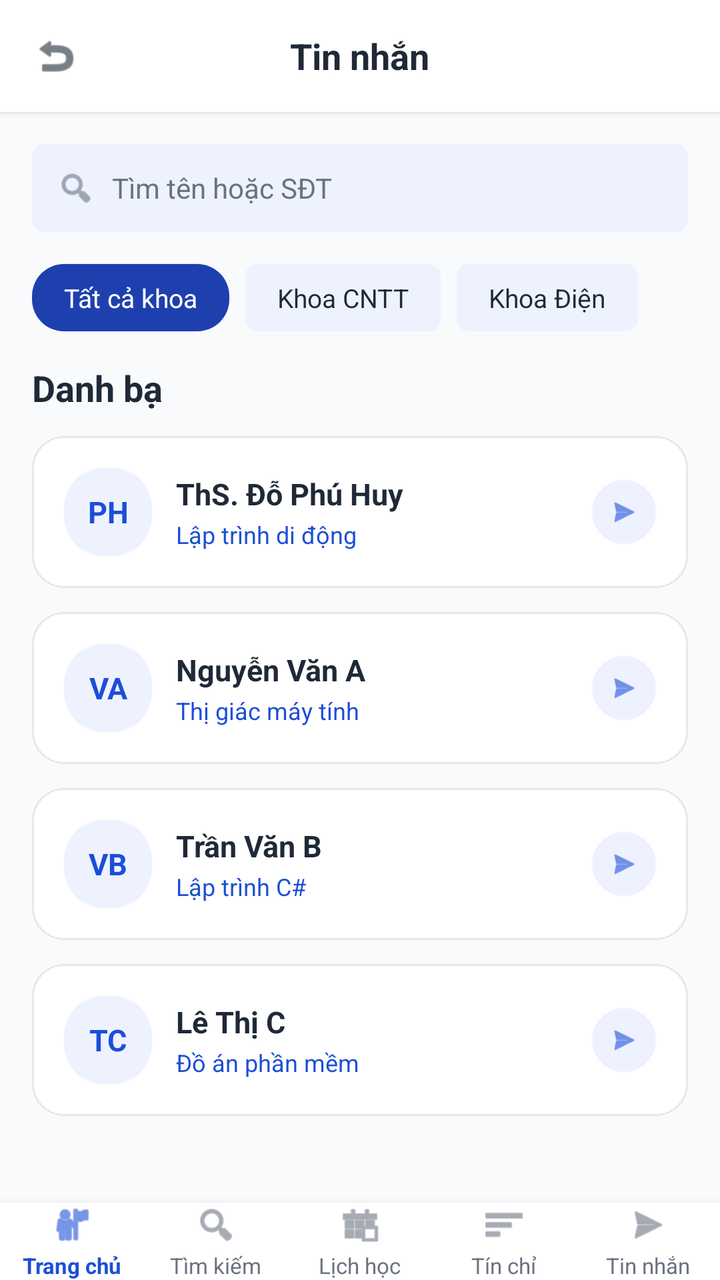
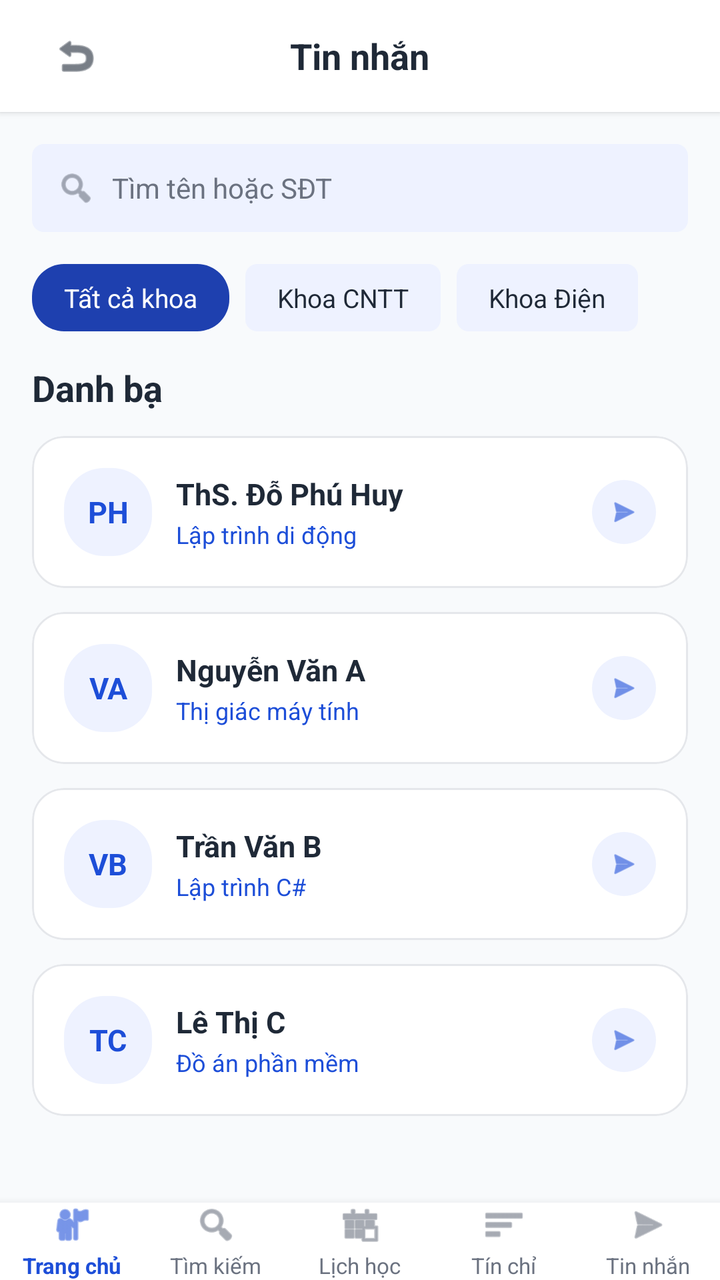

Before-and-after screenshots of an Android layout around one commit, followed by the original layout XML and the change that was made.
<!-- AndroidManifest.xml: application theme Theme.XayDung -->
<!-- res/layout/activity_teacher_list.xml -->
<?xml version="1.0" encoding="utf-8"?>
<RelativeLayout xmlns:android="http://schemas.android.com/apk/res/android"
    xmlns:app="http://schemas.android.com/apk/res-auto"
    android:layout_width="match_parent"
    android:layout_height="match_parent"
    android:background="@color/figma_bg">

    <LinearLayout
        android:layout_width="match_parent"
        android:layout_height="match_parent"
        android:layout_above="@id/bottomNavigation"
        android:orientation="vertical">

        
        <RelativeLayout
            android:layout_width="match_parent"
            android:layout_height="56dp"
            android:paddingHorizontal="16dp"
            android:background="@color/white"
            android:elevation="2dp">

            <ImageView
                android:id="@+id/btnBack"
                android:layout_width="24dp"
                android:layout_height="24dp"
                android:layout_centerVertical="true"
                android:src="@android:drawable/ic_menu_revert"
                android:contentDescription="Back"
                app:tint="@color/figma_text_primary" />

            <TextView
                android:layout_width="wrap_content"
                android:layout_height="wrap_content"
                android:layout_centerInParent="true"
                android:text="Tin nhắn"
                android:textColor="@color/figma_text_primary"
                android:textSize="18sp"
                android:textStyle="bold" />
        </RelativeLayout>

        
        <LinearLayout
            android:layout_width="match_parent"
            android:layout_height="44dp"
            android:layout_margin="16dp"
            android:background="@drawable/bg_tag_chip"
            android:orientation="horizontal"
            android:gravity="center_vertical"
            android:paddingHorizontal="12dp">

            <ImageView
                android:layout_width="20dp"
                android:layout_height="20dp"
                android:src="@android:drawable/ic_menu_search"
                android:contentDescription="Search"
                app:tint="@color/figma_text_secondary" />

            <EditText
                android:layout_width="match_parent"
                android:layout_height="wrap_content"
                android:layout_marginStart="8dp"
                android:background="@null"
                android:hint="Tìm tên hoặc SĐT"
                android:textColorHint="@color/figma_text_secondary"
                android:textSize="14sp" />
        </LinearLayout>

        
        <LinearLayout
            android:layout_width="match_parent"
            android:layout_height="wrap_content"
            android:orientation="horizontal"
            android:paddingHorizontal="16dp"
            android:layout_marginBottom="16dp">

            <TextView
                android:layout_width="wrap_content"
                android:layout_height="wrap_content"
                android:background="@drawable/bg_blue_card"
                android:paddingHorizontal="16dp"
                android:paddingVertical="8dp"
                android:text="Tất cả khoa"
                android:textColor="@color/white"
                android:textSize="13sp" />

            <TextView
                android:layout_width="wrap_content"
                android:layout_height="wrap_content"
                android:layout_marginStart="8dp"
                android:background="@drawable/bg_tag_chip"
                android:paddingHorizontal="16dp"
                android:paddingVertical="8dp"
                android:text="Khoa CNTT"
                android:textColor="@color/figma_text_primary"
                android:textSize="13sp" />

            <TextView
                android:layout_width="wrap_content"
                android:layout_height="wrap_content"
                android:layout_marginStart="8dp"
                android:background="@drawable/bg_tag_chip"
                android:paddingHorizontal="16dp"
                android:paddingVertical="8dp"
                android:text="Khoa Điện"
                android:textColor="@color/figma_text_primary"
                android:textSize="13sp" />
        </LinearLayout>

        <TextView
            android:layout_width="wrap_content"
            android:layout_height="wrap_content"
            android:paddingHorizontal="16dp"
            android:layout_marginBottom="12dp"
            android:text="Danh bạ"
            android:textColor="@color/figma_text_primary"
            android:textSize="18sp"
            android:textStyle="bold" />

        
        <ScrollView
            android:layout_width="match_parent"
            android:layout_height="match_parent"
            android:paddingHorizontal="16dp">

            <LinearLayout
                android:layout_width="match_parent"
                android:layout_height="wrap_content"
                android:orientation="vertical">

                
                <com.google.android.material.card.MaterialCardView
                    android:id="@+id/cardTeacher1"
                    android:layout_width="match_parent"
                    android:layout_height="wrap_content"
                    android:layout_marginBottom="12dp"
                    app:cardCornerRadius="16dp"
                    app:cardElevation="0dp"
                    app:cardBackgroundColor="@color/white"
                    app:strokeColor="@color/figma_card_border"
                    app:strokeWidth="1dp"
                    android:clickable="true"
                    android:focusable="true">

                    <RelativeLayout
                        android:layout_width="match_parent"
                        android:layout_height="wrap_content"
                        android:padding="16dp">

                        <TextView
                            android:id="@+id/avatarPH"
                            android:layout_width="44dp"
                            android:layout_height="44dp"
                            android:background="@drawable/bg_logo_badge"
                            android:gravity="center"
                            android:text="PH"
                            android:textColor="@color/figma_blue"
                            android:textSize="15sp"
                            android:textStyle="bold" />

                        <LinearLayout
                            android:layout_width="wrap_content"
                            android:layout_height="wrap_content"
                            android:layout_toEndOf="@id/avatarPH"
                            android:layout_marginStart="12dp"
                            android:layout_centerVertical="true"
                            android:orientation="vertical">

                            <TextView
                                android:layout_width="wrap_content"
                                android:layout_height="wrap_content"
                                android:text="ThS. Đỗ Phú Huy"
                                android:textColor="@color/figma_text_primary"
                                android:textSize="15sp"
                                android:textStyle="bold" />

                            <TextView
                                android:layout_width="wrap_content"
                                android:layout_height="wrap_content"
                                android:layout_marginTop="2dp"
                                android:text="Lập trình di động"
                                android:textColor="@color/figma_blue"
                                android:textSize="12sp" />
                        </LinearLayout>

                        <ImageView
                            android:layout_width="32dp"
                            android:layout_height="32dp"
                            android:layout_alignParentEnd="true"
                            android:layout_centerVertical="true"
                            android:background="@drawable/bg_logo_badge"
                            android:padding="8dp"
                            android:src="@android:drawable/ic_menu_send"
                            android:contentDescription="Chat"
                            app:tint="@color/figma_blue" />
                    </RelativeLayout>
                </com.google.android.material.card.MaterialCardView>

                
                <com.google.android.material.card.MaterialCardView
                    android:layout_width="match_parent"
                    android:layout_height="wrap_content"
                    android:layout_marginBottom="12dp"
                    app:cardCornerRadius="16dp"
                    app:cardElevation="0dp"
                    app:cardBackgroundColor="@color/white"
                    app:strokeColor="@color/figma_card_border"
                    app:strokeWidth="1dp">

                    <RelativeLayout
                        android:layout_width="match_parent"
                        android:layout_height="wrap_content"
                        android:padding="16dp">

                        <TextView
                            android:id="@+id/avatarVA"
                            android:layout_width="44dp"
                            android:layout_height="44dp"
                            android:background="@drawable/bg_logo_badge"
                            android:gravity="center"
                            android:text="VA"
                            android:textColor="@color/figma_blue"
                            android:textSize="15sp"
                            android:textStyle="bold" />

                        <LinearLayout
                            android:layout_width="wrap_content"
                            android:layout_height="wrap_content"
                            android:layout_toEndOf="@id/avatarVA"
                            android:layout_marginStart="12dp"
                            android:layout_centerVertical="true"
                            android:orientation="vertical">

                            <TextView
                                android:layout_width="wrap_content"
                                android:layout_height="wrap_content"
                                android:text="Nguyễn Văn A"
                                android:textColor="@color/figma_text_primary"
                                android:textSize="15sp"
                                android:textStyle="bold" />

                            <TextView
                                android:layout_width="wrap_content"
                                android:layout_height="wrap_content"
                                android:layout_marginTop="2dp"
                                android:text="Thị giác máy tính"
                                android:textColor="@color/figma_blue"
                                android:textSize="12sp" />
                        </LinearLayout>

                        <ImageView
                            android:layout_width="32dp"
                            android:layout_height="32dp"
                            android:layout_alignParentEnd="true"
                            android:layout_centerVertical="true"
                            android:background="@drawable/bg_logo_badge"
                            android:padding="8dp"
                            android:src="@android:drawable/ic_menu_send"
                            android:contentDescription="Chat"
                            app:tint="@color/figma_blue" />
                    </RelativeLayout>
                </com.google.android.material.card.MaterialCardView>

                
                <com.google.android.material.card.MaterialCardView
                    android:layout_width="match_parent"
                    android:layout_height="wrap_content"
                    android:layout_marginBottom="12dp"
                    app:cardCornerRadius="16dp"
                    app:cardElevation="0dp"
                    app:cardBackgroundColor="@color/white"
                    app:strokeColor="@color/figma_card_border"
                    app:strokeWidth="1dp">

                    <RelativeLayout
                        android:layout_width="match_parent"
                        android:layout_height="wrap_content"
                        android:padding="16dp">

                        <TextView
                            android:id="@+id/avatarVB"
                            android:layout_width="44dp"
                            android:layout_height="44dp"
                            android:background="@drawable/bg_logo_badge"
                            android:gravity="center"
                            android:text="VB"
                            android:textColor="@color/figma_blue"
                            android:textSize="15sp"
                            android:textStyle="bold" />

                        <LinearLayout
                            android:layout_width="wrap_content"
                            android:layout_height="wrap_content"
                            android:layout_toEndOf="@id/avatarVB"
                            android:layout_marginStart="12dp"
                            android:layout_centerVertical="true"
                            android:orientation="vertical">

                            <TextView
                                android:layout_width="wrap_content"
                                android:layout_height="wrap_content"
                                android:text="Trần Văn B"
                                android:textColor="@color/figma_text_primary"
                                android:textSize="15sp"
                                android:textStyle="bold" />

                            <TextView
                                android:layout_width="wrap_content"
                                android:layout_height="wrap_content"
                                android:layout_marginTop="2dp"
                                android:text="Lập trình C#"
                                android:textColor="@color/figma_blue"
                                android:textSize="12sp" />
                        </LinearLayout>

                        <ImageView
                            android:layout_width="32dp"
                            android:layout_height="32dp"
                            android:layout_alignParentEnd="true"
                            android:layout_centerVertical="true"
                            android:background="@drawable/bg_logo_badge"
                            android:padding="8dp"
                            android:src="@android:drawable/ic_menu_send"
                            android:contentDescription="Chat"
                            app:tint="@color/figma_blue" />
                    </RelativeLayout>
                </com.google.android.material.card.MaterialCardView>

                
                <com.google.android.material.card.MaterialCardView
                    android:layout_width="match_parent"
                    android:layout_height="wrap_content"
                    android:layout_marginBottom="12dp"
                    app:cardCornerRadius="16dp"
                    app:cardElevation="0dp"
                    app:cardBackgroundColor="@color/white"
                    app:strokeColor="@color/figma_card_border"
                    app:strokeWidth="1dp">

                    <RelativeLayout
                        android:layout_width="match_parent"
                        android:layout_height="wrap_content"
                        android:padding="16dp">

                        <TextView
                            android:id="@+id/avatarTC"
                            android:layout_width="44dp"
                            android:layout_height="44dp"
                            android:background="@drawable/bg_logo_badge"
                            android:gravity="center"
                            android:text="TC"
                            android:textColor="@color/figma_blue"
                            android:textSize="15sp"
                            android:textStyle="bold" />

                        <LinearLayout
                            android:layout_width="wrap_content"
                            android:layout_height="wrap_content"
                            android:layout_toEndOf="@id/avatarTC"
                            android:layout_marginStart="12dp"
                            android:layout_centerVertical="true"
                            android:orientation="vertical">

                            <TextView
                                android:layout_width="wrap_content"
                                android:layout_height="wrap_content"
                                android:text="Lê Thị C"
                                android:textColor="@color/figma_text_primary"
                                android:textSize="15sp"
                                android:textStyle="bold" />

                            <TextView
                                android:layout_width="wrap_content"
                                android:layout_height="wrap_content"
                                android:layout_marginTop="2dp"
                                android:text="Đồ án phần mềm"
                                android:textColor="@color/figma_blue"
                                android:textSize="12sp" />
                        </LinearLayout>

                        <ImageView
                            android:layout_width="32dp"
                            android:layout_height="32dp"
                            android:layout_alignParentEnd="true"
                            android:layout_centerVertical="true"
                            android:background="@drawable/bg_logo_badge"
                            android:padding="8dp"
                            android:src="@android:drawable/ic_menu_send"
                            android:contentDescription="Chat"
                            app:tint="@color/figma_blue" />
                    </RelativeLayout>
                </com.google.android.material.card.MaterialCardView>

            </LinearLayout>
        </ScrollView>

    </LinearLayout>

    <include
        android:id="@+id/bottomNavigation"
        layout="@layout/layout_bottom_nav"
        android:layout_width="match_parent"
        android:layout_height="wrap_content"
        android:layout_alignParentBottom="true" />

</RelativeLayout>
<!-- res/layout/layout_bottom_nav.xml (included above) -->
<?xml version="1.0" encoding="utf-8"?>
<LinearLayout xmlns:android="http://schemas.android.com/apk/res/android"
    xmlns:app="http://schemas.android.com/apk/res-auto"
    android:layout_width="match_parent"
    android:layout_height="64dp"
    android:background="@color/white"
    android:elevation="8dp"
    android:orientation="horizontal"
    android:gravity="center_vertical">

    
    <LinearLayout
        android:id="@+id/navHome"
        android:layout_width="0dp"
        android:layout_height="match_parent"
        android:layout_weight="1"
        android:gravity="center"
        android:orientation="vertical"
        android:clickable="true"
        android:focusable="true">

        <ImageView
            android:id="@+id/iconHome"
            android:layout_width="22dp"
            android:layout_height="22dp"
            android:src="@android:drawable/ic_menu_myplaces"
            android:contentDescription="Trang chủ"
            app:tint="@color/figma_blue" />

        <TextView
            android:id="@+id/textHome"
            android:layout_width="wrap_content"
            android:layout_height="wrap_content"
            android:layout_marginTop="2dp"
            android:text="Trang chủ"
            android:textColor="@color/figma_blue"
            android:textSize="11sp"
            android:textStyle="bold" />
    </LinearLayout>

    
    <LinearLayout
        android:id="@+id/navSearch"
        android:layout_width="0dp"
        android:layout_height="match_parent"
        android:layout_weight="1"
        android:gravity="center"
        android:orientation="vertical"
        android:clickable="true"
        android:focusable="true">

        <ImageView
            android:id="@+id/iconSearch"
            android:layout_width="22dp"
            android:layout_height="22dp"
            android:src="@android:drawable/ic_menu_search"
            android:contentDescription="Tìm kiếm"
            app:tint="@color/figma_text_secondary" />

        <TextView
            android:id="@+id/textSearch"
            android:layout_width="wrap_content"
            android:layout_height="wrap_content"
            android:layout_marginTop="2dp"
            android:text="Tìm kiếm"
            android:textColor="@color/figma_text_secondary"
            android:textSize="11sp" />
    </LinearLayout>

    
    <LinearLayout
        android:id="@+id/navSchedule"
        android:layout_width="0dp"
        android:layout_height="match_parent"
        android:layout_weight="1"
        android:gravity="center"
        android:orientation="vertical"
        android:clickable="true"
        android:focusable="true">

        <ImageView
            android:id="@+id/iconSchedule"
            android:layout_width="22dp"
            android:layout_height="22dp"
            android:src="@android:drawable/ic_menu_today"
            android:contentDescription="Lịch học"
            app:tint="@color/figma_text_secondary" />

        <TextView
            android:id="@+id/textSchedule"
            android:layout_width="wrap_content"
            android:layout_height="wrap_content"
            android:layout_marginTop="2dp"
            android:text="Lịch học"
            android:textColor="@color/figma_text_secondary"
            android:textSize="11sp" />
    </LinearLayout>

    
    <LinearLayout
        android:id="@+id/navCredit"
        android:layout_width="0dp"
        android:layout_height="match_parent"
        android:layout_weight="1"
        android:gravity="center"
        android:orientation="vertical"
        android:clickable="true"
        android:focusable="true">

        <ImageView
            android:id="@+id/iconCredit"
            android:layout_width="22dp"
            android:layout_height="22dp"
            android:src="@android:drawable/ic_menu_sort_by_size"
            android:contentDescription="Tín chỉ"
            app:tint="@color/figma_text_secondary" />

        <TextView
            android:id="@+id/textCredit"
            android:layout_width="wrap_content"
            android:layout_height="wrap_content"
            android:layout_marginTop="2dp"
            android:text="Tín chỉ"
            android:textColor="@color/figma_text_secondary"
            android:textSize="11sp" />
    </LinearLayout>

    
    <LinearLayout
        android:id="@+id/navMessage"
        android:layout_width="0dp"
        android:layout_height="match_parent"
        android:layout_weight="1"
        android:gravity="center"
        android:orientation="vertical"
        android:clickable="true"
        android:focusable="true">

        <ImageView
            android:id="@+id/iconMessage"
            android:layout_width="22dp"
            android:layout_height="22dp"
            android:src="@android:drawable/ic_menu_send"
            android:contentDescription="Tin nhắn"
            app:tint="@color/figma_text_secondary" />

        <TextView
            android:id="@+id/textMessage"
            android:layout_width="wrap_content"
            android:layout_height="wrap_content"
            android:layout_marginTop="2dp"
            android:text="Tin nhắn"
            android:textColor="@color/figma_text_secondary"
            android:textSize="11sp" />
    </LinearLayout>

</LinearLayout>
<!-- resources referenced by this layout -->
<resources>
  <color name="figma_bg">#F8FAFC</color>
  <color name="figma_blue">#1D4ED8</color>
  <color name="figma_card_border">#E5E7EB</color>
  <color name="figma_text_primary">#1F2937</color>
  <color name="figma_text_secondary">#6B7280</color>
  <color name="white">#FFFFFFFF</color>
  <!-- drawable bg_blue_card (drawable) -->
  <?xml version="1.0" encoding="utf-8"?>
  <shape xmlns:android="http://schemas.android.com/apk/res/android"
      android:shape="rectangle">
      <solid android:color="@color/figma_blue_dark" />
      <corners android:radius="16dp" />
  </shape>
  <!-- drawable bg_logo_badge (drawable) -->
  <?xml version="1.0" encoding="utf-8"?>
  <shape xmlns:android="http://schemas.android.com/apk/res/android"
      android:shape="rectangle">
      <solid android:color="@color/figma_blue_light" />
      <corners android:radius="20dp" />
  </shape>
  <!-- drawable bg_tag_chip (drawable) -->
  <?xml version="1.0" encoding="utf-8"?>
  <shape xmlns:android="http://schemas.android.com/apk/res/android"
      android:shape="rectangle">
      <solid android:color="@color/figma_blue_light" />
      <corners android:radius="6dp" />
  </shape>
  <style name="Theme.XayDung" parent="Base.Theme.XayDung" />
  <color name="figma_blue_dark">#1E40AF</color>
  <color name="figma_blue_light">#EEF2FF</color>
  <style name="Base.Theme.XayDung" parent="Theme.Material3.DayNight.NoActionBar">
          <item name="colorPrimary">@color/figma_blue</item>
          <item name="colorPrimaryDark">@color/figma_blue_dark</item>
          <item name="colorSecondary">@color/figma_blue</item>
          <item name="android:windowBackground">@color/figma_bg</item>
      </style>
</resources>

<!-- the commit's change to res/layout/activity_teacher_list.xml (unified diff, before → after) -->
@@ -21,9 +21,13 @@
 
             <ImageView
                 android:id="@+id/btnBack"
-                android:layout_width="24dp"
-                android:layout_height="24dp"
+                android:layout_width="44dp"
+                android:layout_height="44dp"
                 android:layout_centerVertical="true"
+                android:padding="10dp"
+                android:clickable="true"
+                android:focusable="true"
+                android:background="?attr/selectableItemBackgroundBorderless"
                 android:src="@android:drawable/ic_menu_revert"
                 android:contentDescription="Back"
                 app:tint="@color/figma_text_primary" />
